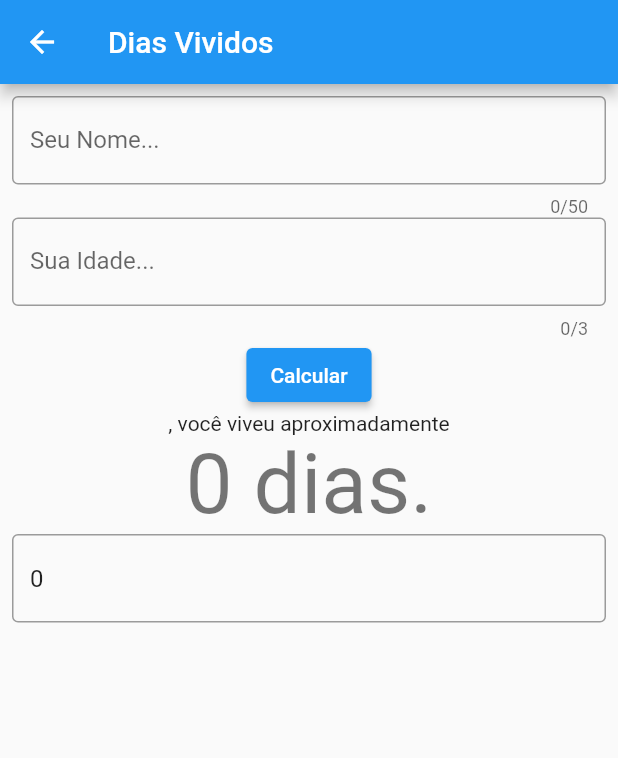
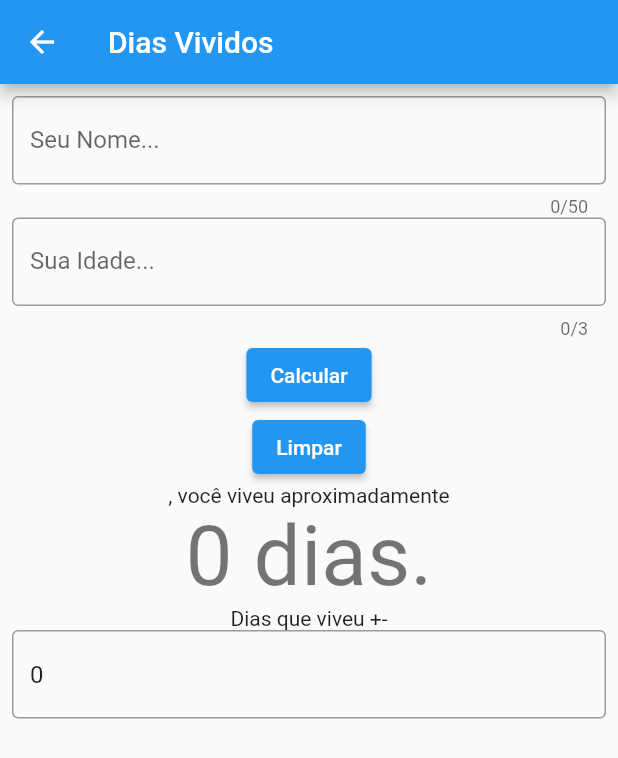
Before and after one commit to EduardoBianchetti/app_aula, a Flutter app: the DiasVividosPage screen opened by its route, on a phone screen of 412 x 824 dp. Shown: the top 758 px of the screen. Run offline on Flutter 3.47's test engine with Material 2 defaults, Android fonts, the phone set to English and light mode, and no system bars; our stand-ins replace getwidget.

Commit message:
Aula 02 - Dialog e Toast

```diff
--- a/lib/telas/dias_vividos.dart
+++ b/lib/telas/dias_vividos.dart
@@ -1,4 +1,6 @@
+import 'package:app_aula/util/dialogos.dart';
 import 'package:flutter/material.dart';
+import 'package:getwidget/getwidget.dart';
 
 class DiasVividosPage extends StatefulWidget {
   const DiasVividosPage({super.key, required this.title});
@@ -15,13 +17,24 @@ class _DiasVividosPageState extends State<DiasVividosPage> {
   void _calcular() {
     setState(() {
       _diasVividos = _idade * 365;
+      entries.add('$_nome tem $_idade anos e viveu ~ $_diasVividos dias.');
     });
-    entries.add('$_nome tem $_idade anos e viveu ~ $_diasVividos dias.');
+    Dialogos.showAlertDialog(context, 'Calculou dias vividos para $_nome');
   }
 
   final _formKey = GlobalKey<FormState>();
   final List<String> entries = <String>[];
-  final List<int> colorCodes = <int>[600, 500];
+  final List<int> colorCodes = <int>[600, 100];
+
+  void _limpar() {
+    setState(() {
+      entries.clear();
+    });
+    GFToast.showToast(
+      'Limpou os dados.',
+      context,
+    );
+  }
 
   @override
   Widget build(BuildContext context) {
@@ -80,12 +93,20 @@ class _DiasVividosPageState extends State<DiasVividosPage> {
                 },
                 child: const Text('Calcular'),
               ),
+              ElevatedButton(
+                onPressed: () {
+                  Dialogos.showConfirmDialog(context, 'Confirma?', _limpar);
+                },
+                child: const Text('Limpar'),
+              ),
               Text('$_nome, você viveu aproximadamente'),
               Text(
                 '$_diasVividos dias.',
                 style: Theme.of(context).textTheme.displayMedium,
               ),
+              const Text('Dias que viveu +-'),
               TextFormField(
+                keyboardType: TextInputType.none,
                 decoration: const InputDecoration(
                   border: OutlineInputBorder(),
                   hintText: 'Resultado',
--- a/pubspec.yaml
+++ b/pubspec.yaml
@@ -36,6 +36,7 @@ dependencies:
   # The following adds the Cupertino Icons font to your application.
   # Use with the CupertinoIcons class for iOS style icons.
   cupertino_icons: ^1.0.2
+  getwidget: ^2.0.4
 
 dev_dependencies:
   flutter_test:
```
Also changed, not shown: lib/util/dialogos.dart (added, +59 -0 lines), pubspec.lock.
